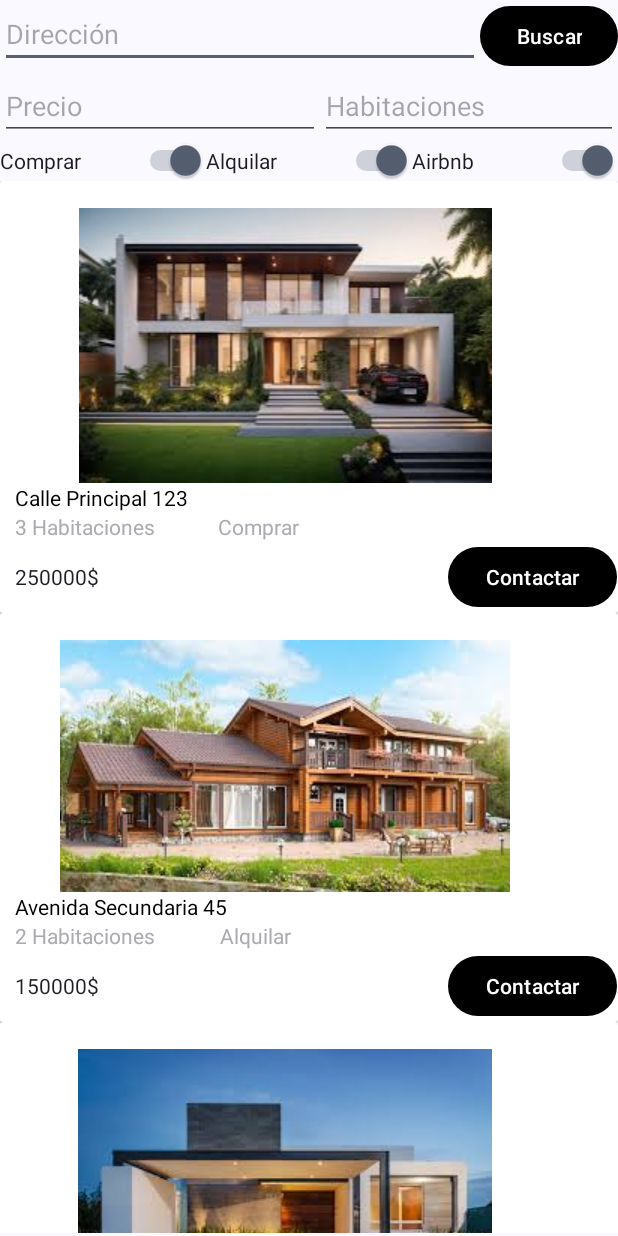
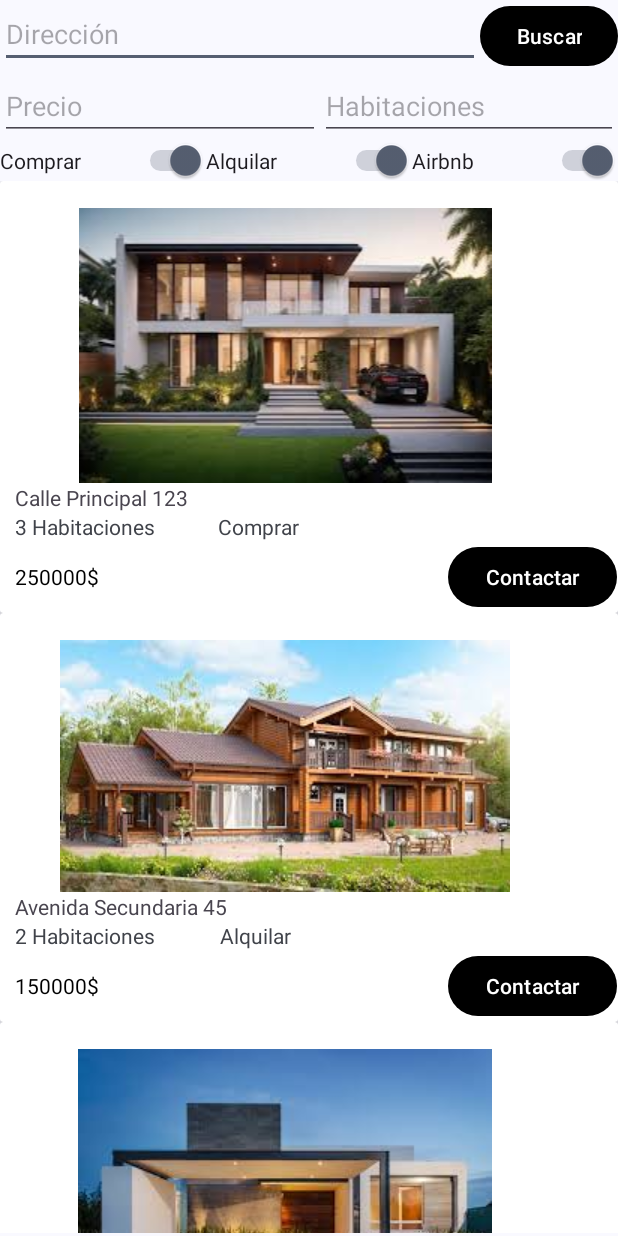
Before and after one commit to XanCort/FinalUnidad3, an Android app: the screen it shows after launch (MainActivity), on a phone screen of 412 x 824 dp. Run offline under Robolectric (Android 15) with nearby library versions, the phone set to English and light mode, and no system bars.

Commit message:
Añadidos layouts para vista horizontal

```diff
--- /dev/null
+++ b/app/src/main/res/layout-land/activity_main.xml
@@ -0,0 +1,109 @@
+<?xml version="1.0" encoding="utf-8"?>
+<androidx.constraintlayout.widget.ConstraintLayout xmlns:android="http://schemas.android.com/apk/res/android"
+    xmlns:app="http://schemas.android.com/apk/res-auto"
+    xmlns:tools="http://schemas.android.com/tools"
+    android:id="@+id/main"
+    android:layout_width="match_parent"
+    android:layout_height="match_parent"
+    tools:context=".MainActivity">
+
+    <LinearLayout
+        android:id="@+id/linearLayout"
+        android:layout_width="match_parent"
+        android:layout_height="match_parent"
+        android:orientation="vertical"
+        app:layout_constraintBottom_toBottomOf="parent"
+        app:layout_constraintEnd_toEndOf="parent"
+        app:layout_constraintStart_toStartOf="parent"
+        app:layout_constraintTop_toTopOf="parent">
+
+        <LinearLayout
+            android:layout_width="match_parent"
+            android:layout_height="wrap_content"
+            android:orientation="horizontal">
+
+            <EditText
+                android:id="@+id/editDireccion"
+                android:layout_width="wrap_content"
+                android:layout_height="wrap_content"
+                android:layout_weight="1"
+                android:ems="10"
+                android:hint="@string/direccion"
+                android:inputType="text" />
+
+            <EditText
+                android:id="@+id/editPrecio"
+                android:layout_width="wrap_content"
+                android:layout_height="wrap_content"
+                android:ems="10"
+                android:hint="@string/precio"
+                android:inputType="number" />
+
+            <EditText
+                android:id="@+id/editHabitaciones"
+                android:layout_width="wrap_content"
+                android:layout_height="wrap_content"
+                android:ems="10"
+                android:hint="@string/habitaciones"
+                android:inputType="number" />
+
+            <Button
+                android:id="@+id/button"
+                android:layout_width="wrap_content"
+                android:layout_height="wrap_content"
+                android:layout_weight="0"
+                android:text="@string/buscar" />
+        </LinearLayout>
+
+        <LinearLayout
+            android:id="@+id/linearLayout2"
+            android:layout_width="match_parent"
+            android:layout_height="match_parent"
+            android:orientation="horizontal">
+
+            <LinearLayout
+                android:layout_width="match_parent"
+                android:layout_height="match_parent"
+                android:layout_weight="6"
+                android:orientation="vertical">
+
+                <Switch
+                    android:id="@+id/switchComprar"
+                    android:layout_width="match_parent"
+                    android:layout_height="match_parent"
+                    android:layout_weight="1"
+                    android:checked="true"
+                    android:text="@string/comprar" />
+
+                <Switch
+                    android:id="@+id/switchAlquilar"
+                    android:layout_width="match_parent"
+                    android:layout_height="match_parent"
+                    android:layout_weight="1"
+                    android:checked="true"
+                    android:text="@string/alquilar" />
+
+                <Switch
+                    android:id="@+id/switchairbnb"
+                    android:layout_width="match_parent"
+                    android:layout_height="match_parent"
+                    android:layout_weight="1"
+                    android:checked="true"
+                    android:text="@string/airbnb" />
+            </LinearLayout>
+
+            <androidx.recyclerview.widget.RecyclerView
+                android:id="@+id/listaCasas"
+                android:layout_width="match_parent"
+                android:layout_height="match_parent"
+                android:layout_marginBottom="2dp"
+                android:layout_weight="1"
+                app:layout_constraintBottom_toBottomOf="parent"
+                app:layout_constraintEnd_toEndOf="parent"
+                app:layout_constraintStart_toStartOf="parent"
+                app:layout_constraintTop_toBottomOf="@+id/linearLayout2" />
+        </LinearLayout>
+
+    </LinearLayout>
+
+</androidx.constraintlayout.widget.ConstraintLayout>
--- /dev/null
+++ b/app/src/main/res/layout-land/ficha.xml
@@ -0,0 +1,83 @@
+<?xml version="1.0" encoding="utf-8"?>
+<androidx.cardview.widget.CardView xmlns:android="http://schemas.android.com/apk/res/android"
+    xmlns:app="http://schemas.android.com/apk/res-auto"
+    xmlns:tools="http://schemas.android.com/tools"
+    android:layout_width="match_parent"
+    android:layout_height="match_parent"
+    android:layout_marginTop="10dp"
+    android:layout_marginBottom="10dp">
+
+    <LinearLayout
+        android:layout_width="match_parent"
+        android:layout_height="270dp"
+        android:orientation="horizontal">
+
+        <LinearLayout
+            android:id="@+id/layoutCasa"
+            android:layout_width="match_parent"
+            android:layout_height="match_parent"
+            android:layout_weight="3"
+            android:orientation="vertical">
+
+            <TextView
+                android:id="@+id/textHabitaciones"
+                android:layout_width="wrap_content"
+                android:layout_height="wrap_content"
+                android:layout_marginStart="10dp"
+                android:layout_weight="1"
+                android:text="@string/TextoDeEjemplo"
+                android:textAlignment="textStart" />
+
+            <TextView
+                android:id="@+id/textTipo"
+                android:layout_width="wrap_content"
+                android:layout_height="wrap_content"
+                android:layout_marginStart="10dp"
+                android:layout_weight="1"
+                android:text="@string/TextoDeEjemplo"
+                android:textAlignment="textStart" />
+
+            <TextView
+                android:id="@+id/textDireccion"
+                android:layout_width="wrap_content"
+                android:layout_height="wrap_content"
+                android:layout_marginStart="10dp"
+                android:layout_weight="1"
+                android:text="@string/TextoDeEjemplo"
+                android:textAlignment="textStart" />
+
+            <TextView
+                android:id="@+id/textPrecio"
+                android:layout_width="wrap_content"
+                android:layout_height="wrap_content"
+                android:layout_marginStart="10dp"
+                android:layout_weight="1"
+                android:text="@string/TextoDeEjemplo"
+                android:textAlignment="textStart"
+
+                android:visibility="visible" />
+
+            <Button
+                android:id="@+id/buttonContactar"
+                android:layout_width="wrap_content"
+                android:layout_height="wrap_content"
+                android:layout_weight="0.1"
+                android:text="@string/contactar" />
+
+            <LinearLayout
+                android:layout_width="match_parent"
+                android:layout_height="wrap_content"
+                android:orientation="horizontal">
+
+            </LinearLayout>
+        </LinearLayout>
+
+        <ImageView
+            android:id="@+id/imageCasa"
+            android:layout_width="match_parent"
+            android:layout_height="match_parent"
+            android:layout_weight="1"
+            tools:srcCompat="@tools:sample/avatars" />
+    </LinearLayout>
+
+</androidx.cardview.widget.CardView>
--- a/app/src/main/res/layout/ficha.xml
+++ b/app/src/main/res/layout/ficha.xml
@@ -28,7 +28,7 @@
                 android:layout_weight="1"
                 android:text="@string/TextoDeEjemplo"
                 android:textAlignment="textStart"
-                android:textColor="@color/material_dynamic_tertiary0" />
+                 />
 
             <LinearLayout
                 android:layout_width="match_parent"
@@ -43,7 +43,7 @@
                     android:layout_weight="1"
                     android:text="@string/TextoDeEjemplo"
                     android:textAlignment="textStart"
-                    android:textColor="@android:color/system_neutral1_300" />
+                    android:textColor="@color/md_theme_onSurfaceVariant_mediumContrast" />
 
                 <TextView
                     android:id="@+id/textTipo"
@@ -52,7 +52,7 @@
                     android:layout_weight="5"
                     android:text="@string/TextoDeEjemplo"
                     android:textAlignment="textStart"
-                    android:textColor="@android:color/system_neutral1_300" />
+                    android:textColor="@color/md_theme_onSurfaceVariant_mediumContrast" />
             </LinearLayout>
 
             <LinearLayout
@@ -68,7 +68,7 @@
                     android:layout_weight="10"
                     android:text="@string/TextoDeEjemplo"
                     android:textAlignment="textStart"
-                    android:textColor="@android:color/system_surface_container_dark"
+                    android:textColor="@color/black"
                     android:visibility="visible" />
 
                 <Button
```
